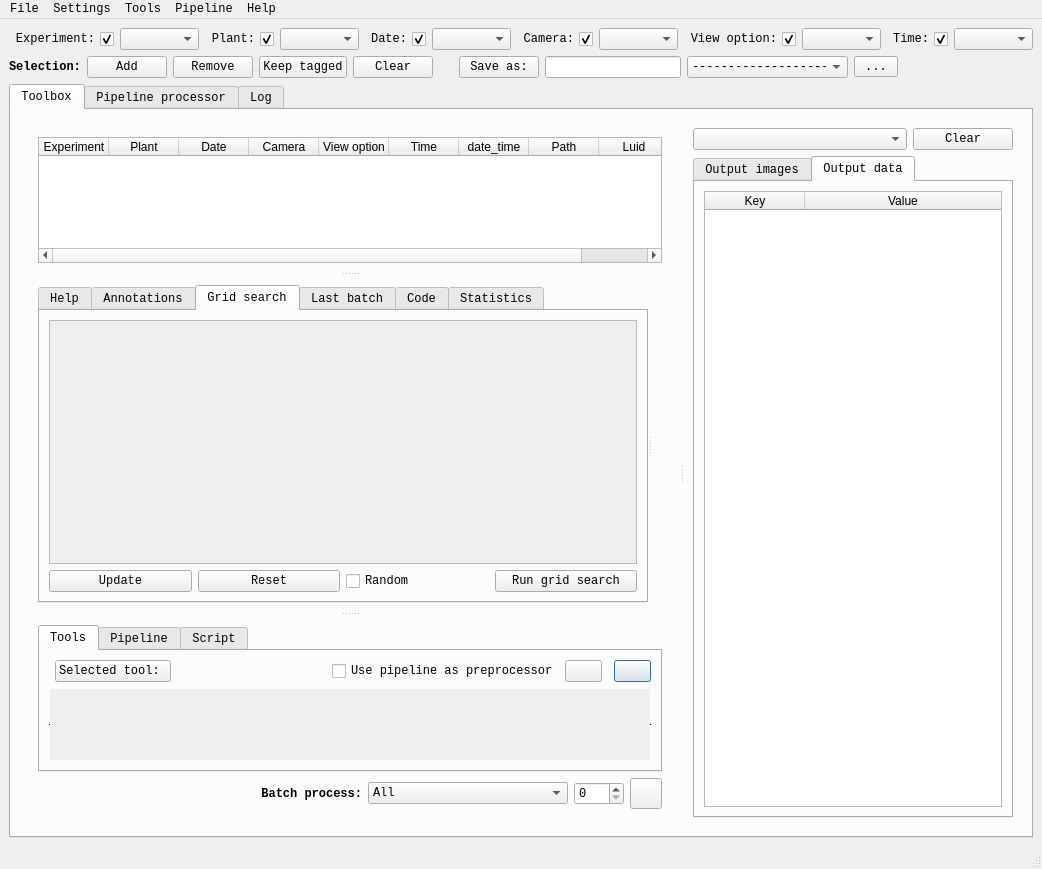
tpmp-inra/ipso_phen, file main_form.ui: the form before one commit.
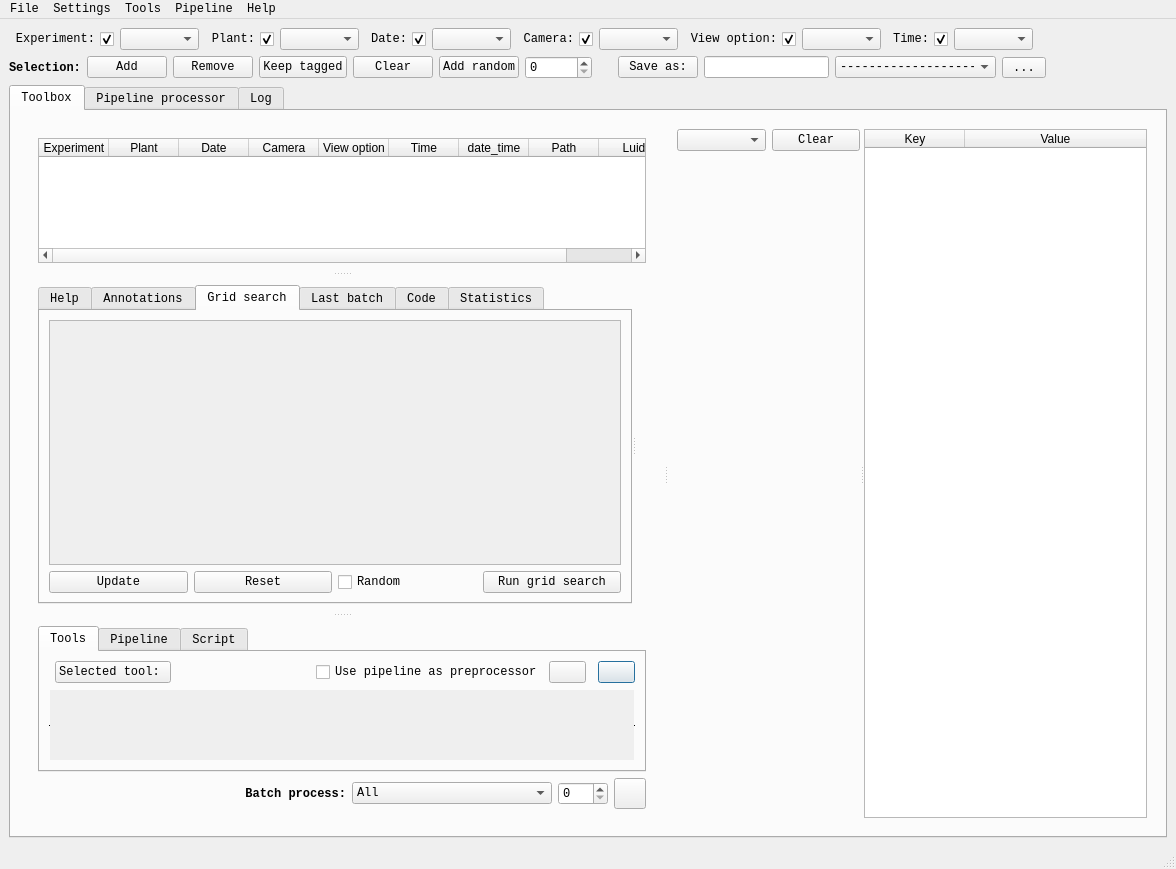
The form after the commit. The open tabs and pages were chosen to show the change. Icons and pictures are not drawn.

What changed in the file:
```diff
--- a/main_form.ui
+++ b/main_form.ui
@@ -7,7 +7,7 @@
    <rect>
     <x>0</x>
     <y>0</y>
-    <width>1024</width>
+    <width>1176</width>
     <height>869</height>
    </rect>
   </property>
@@ -211,7 +211,7 @@
      </layout>
     </item>
     <item>
-     <layout class="QHBoxLayout" name="horizontalLayout_6" stretch="0,0,0,0,0,0,0,0,0,0,0">
+     <layout class="QHBoxLayout" name="horizontalLayout_6" stretch="0,0,0,0,0,0,0,0,0,0,0,0,0">
       <item>
        <widget class="QLabel" name="lbl_selection">
         <property name="font">
@@ -253,6 +253,20 @@
         </property>
        </widget>
       </item>
+      <item>
+       <widget class="QPushButton" name="bt_add_random">
+        <property name="text">
+         <string>Add random</string>
+        </property>
+       </widget>
+      </item>
+      <item>
+       <widget class="QSpinBox" name="sp_add_random_count">
+        <property name="maximum">
+         <number>10000</number>
+        </property>
+       </widget>
+      </item>
       <item>
        <spacer name="horizontalSpacer_3">
         <property name="orientation">
@@ -671,8 +685,8 @@
                          <rect>
                           <x>0</x>
                           <y>0</y>
-                          <width>98</width>
-                          <height>28</height>
+                          <width>559</width>
+                          <height>235</height>
                          </rect>
                         </property>
                         <layout class="QHBoxLayout" name="horizontalLayout_4">
@@ -934,7 +948,7 @@
                           <rect>
                            <x>0</x>
                            <y>0</y>
-                           <width>568</width>
+                           <width>571</width>
                            <height>70</height>
                           </rect>
                          </property>
@@ -1218,14 +1232,21 @@
            <property name="frameShadow">
             <enum>QFrame::Plain</enum>
            </property>
-           <layout class="QGridLayout" name="gridLayout_15">
+           <layout class="QHBoxLayout" name="horizontalLayout_12">
+            <item>
+             <widget class="QSplitter" name="spl_ver_main_img_data">
+              <property name="orientation">
+               <enum>Qt::Horizontal</enum>
+              </property>
+              <widget class="QWidget" name="layoutWidget">
+               <layout class="QGridLayout" name="gridLayout_13">
             <item row="0" column="0">
              <widget class="QComboBox" name="cb_available_outputs">
               <property name="maxVisibleItems">
                <number>30</number>
               </property>
               <property name="sizeAdjustPolicy">
-               <enum>QComboBox::AdjustToContentsOnFirstShow</enum>
+                   <enum>QComboBox::AdjustToContents</enum>
               </property>
              </widget>
             </item>
@@ -1243,16 +1264,6 @@
              </widget>
             </item>
             <item row="1" column="0" colspan="2">
-             <widget class="QTabWidget" name="tabWidget_3">
-              <property name="currentIndex">
-               <number>0</number>
-              </property>
-              <widget class="QWidget" name="tab_6">
-               <attribute name="title">
-                <string>Output images</string>
-               </attribute>
-               <layout class="QGridLayout" name="gridLayout_13">
-                <item row="0" column="0">
                  <widget class="QLabel" name="lbl_output_image">
                   <property name="sizePolicy">
                    <sizepolicy hsizetype="Ignored" vsizetype="Ignored">
@@ -1276,16 +1287,16 @@
                 </item>
                </layout>
               </widget>
-              <widget class="QWidget" name="tab_7">
-               <attribute name="title">
-                <string>Output data</string>
-               </attribute>
-               <layout class="QGridLayout" name="gridLayout_14">
-                <item row="0" column="0">
                  <widget class="QTableWidget" name="tw_script_sim_output">
                   <property name="frameShadow">
                    <enum>QFrame::Plain</enum>
                   </property>
+               <property name="alternatingRowColors">
+                <bool>true</bool>
+               </property>
+               <property name="sortingEnabled">
+                <bool>true</bool>
+               </property>
                   <attribute name="horizontalHeaderStretchLastSection">
                    <bool>true</bool>
                   </attribute>
@@ -1303,9 +1314,6 @@
                    </property>
                   </column>
                  </widget>
-                </item>
-               </layout>
-              </widget>
              </widget>
             </item>
            </layout>
@@ -1895,7 +1903,7 @@
     <rect>
      <x>0</x>
      <y>0</y>
-     <width>1024</width>
+     <width>1176</width>
      <height>21</height>
     </rect>
    </property>
```
Left out of the diff: 36 changed lines with no effect on the pictures. Lines whose indentation alone changed are shown as unchanged.
